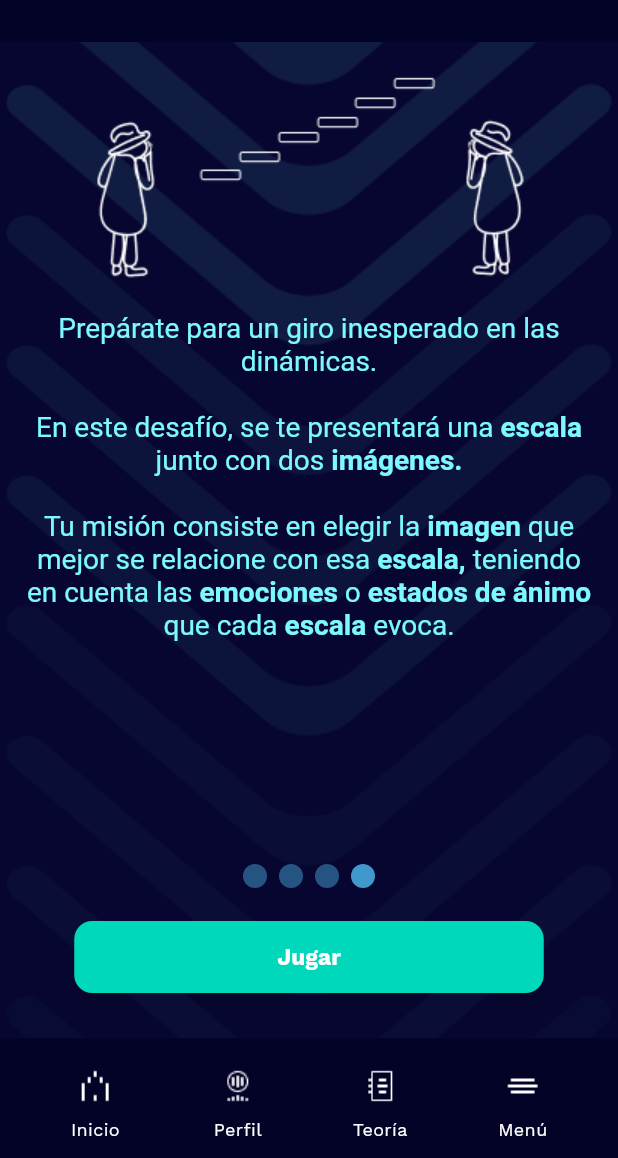
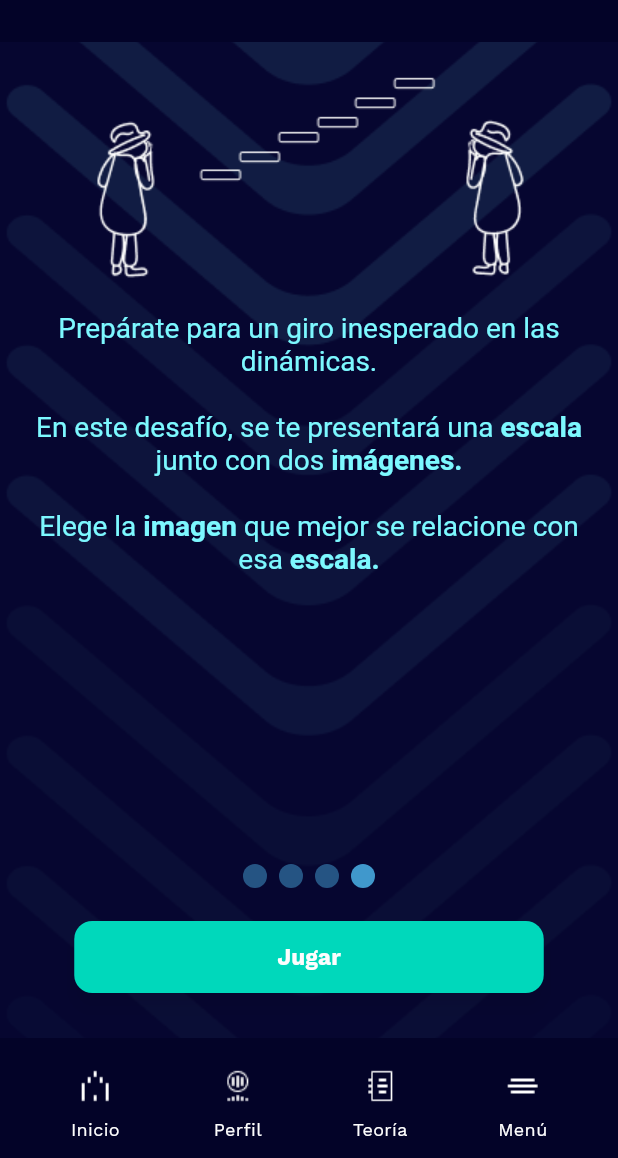
Before and after one commit to PabloAndresZP/miapp, a Flutter app: the Instructions2Page screen opened directly, swiped to page 4, on a phone screen of 412 x 824 dp, the part 78-1236 px from its top. Run offline on Flutter 3.47's test engine with Material 2 defaults, Android fonts, the phone set to English and light mode, and no system bars; our stand-ins replace audioplayers, video_player.

Commit message:
Menos texto

```diff
--- a/lib/src/pages/instructions2_page.dart
+++ b/lib/src/pages/instructions2_page.dart
@@ -4,9 +4,9 @@ import 'package:mi_app_imgsound/src/widgets/custom_footer.dart';
 
 const List<String> instructions = [
   'Asocia Style/imágenes con Style/escalas Style/musicales.',
-  'Descubre la relación entre las Style/escalas Style/musicales y las Style/imágenes. \n\nUna escala musical es una Style/secuencia Style/organizada de Style/notas que se desplazan en Style/intervalos Style/determinados. \n\nEs fundamental en la Style/música y nos ayuda tanto a Style/componer como a Style/analizar Style/melodías.',
-  'En estos ejercicios, se te presentará una Style/imagen acompañada de dos Style/audios, uno por cada escala. \n\nTu misión es vincular la Style/imagen con la Style/escala que mejor la represente.',
-  'Prepárate para un giro inesperado en las dinámicas.\n\nEn este desafío, se te presentará una Style/escala junto con dos Style/imágenes. \n\nTu misión consiste en elegir la Style/imagen que mejor se relacione con esa Style/escala, teniendo en cuenta las Style/emociones o Style/estados Style/de Style/ánimo que cada Style/escala evoca.',
+  'Descubre la relación entre las Style/escalas Style/musicales y las Style/imágenes. \n\nUna escala musical es una Style/secuencia Style/organizada de Style/notas que se desplazan en Style/intervalos Style/determinados.',
+  'En estos ejercicios, se te presentará una Style/imagen acompañada de dos Style/audios, uno por cada escala. \n\nSelecciona la Style/imagen con la Style/escala que mejor la represente.',
+  'Prepárate para un giro inesperado en las dinámicas.\n\nEn este desafío, se te presentará una Style/escala junto con dos Style/imágenes. \n\nElege la Style/imagen que mejor se relacione con esa Style/escala.',
 ];
 
 const List<String?> images = [
```
